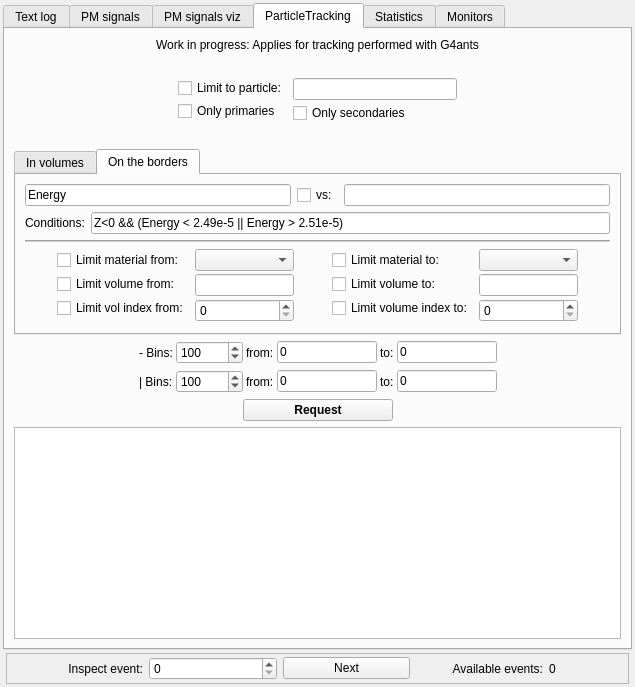
andrmor/ANTS2, file src/gui/outputwindow.ui: the form before one commit.
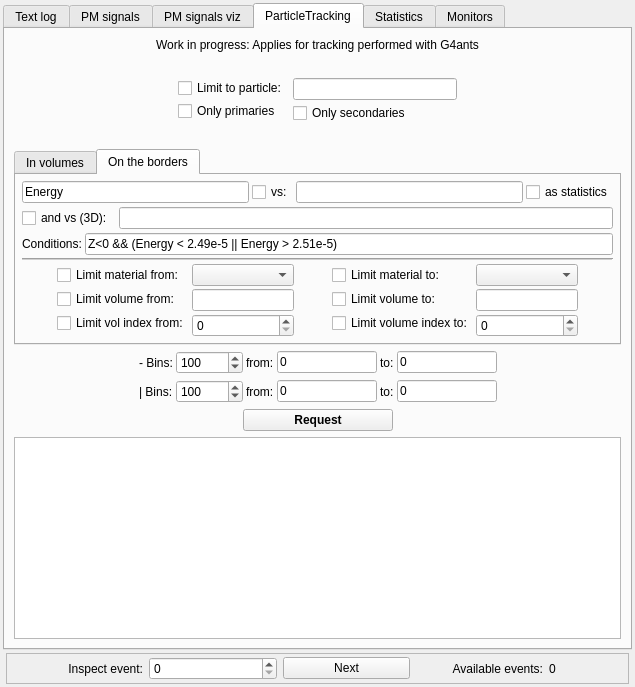
The form after the commit.

Patch:
```diff
--- a/src/gui/outputwindow.ui
+++ b/src/gui/outputwindow.ui
@@ -1033,6 +1033,21 @@
             <string>On the borders</string>
            </attribute>
            <layout class="QVBoxLayout" name="verticalLayout_28">
+            <property name="spacing">
+             <number>3</number>
+            </property>
+            <property name="leftMargin">
+             <number>6</number>
+            </property>
+            <property name="topMargin">
+             <number>6</number>
+            </property>
+            <property name="rightMargin">
+             <number>6</number>
+            </property>
+            <property name="bottomMargin">
+             <number>6</number>
+            </property>
             <item>
              <layout class="QHBoxLayout" name="horizontalLayout_20">
               <item>
@@ -1063,8 +1078,59 @@
                 </property>
                </widget>
               </item>
+              <item>
+               <widget class="QCheckBox" name="cbPTHistBordAsStat">
+                <property name="toolTip">
+                 <string>Collects statistics and shows as the 3rd dimension:
+For example, X vsY will show a map of how many times a particular (X,Y) appears in the data</string>
+                </property>
+                <property name="text">
+                 <string>as statistics</string>
+                </property>
+               </widget>
+              </item>
              </layout>
             </item>
+            <item>
+             <widget class="QFrame" name="frame_4">
+              <property name="minimumSize">
+               <size>
+                <width>0</width>
+                <height>0</height>
+               </size>
+              </property>
+              <property name="frameShape">
+               <enum>QFrame::NoFrame</enum>
+              </property>
+              <property name="frameShadow">
+               <enum>QFrame::Raised</enum>
+              </property>
+              <layout class="QHBoxLayout" name="horizontalLayout_28">
+               <property name="leftMargin">
+                <number>0</number>
+               </property>
+               <property name="topMargin">
+                <number>0</number>
+               </property>
+               <property name="rightMargin">
+                <number>0</number>
+               </property>
+               <property name="bottomMargin">
+                <number>0</number>
+               </property>
+               <item>
+                <widget class="QCheckBox" name="cbPTHistBordAndVs">
+                 <property name="text">
+                  <string>and vs (3D):</string>
+                 </property>
+                </widget>
+               </item>
+               <item>
+                <widget class="QLineEdit" name="lePTHistBordAndVsWhat"/>
+               </item>
+              </layout>
+             </widget>
+            </item>
             <item>
              <layout class="QHBoxLayout" name="horizontalLayout_3">
               <item>
```
Left out of the diff: 24 changed lines with no effect on the pictures.
